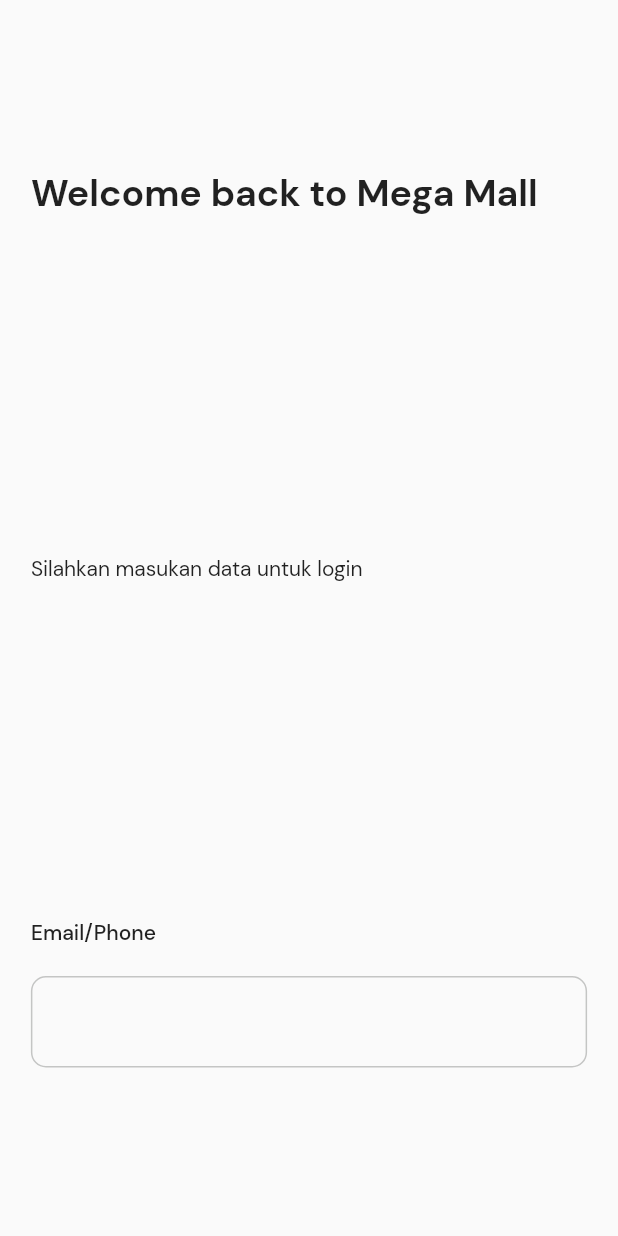
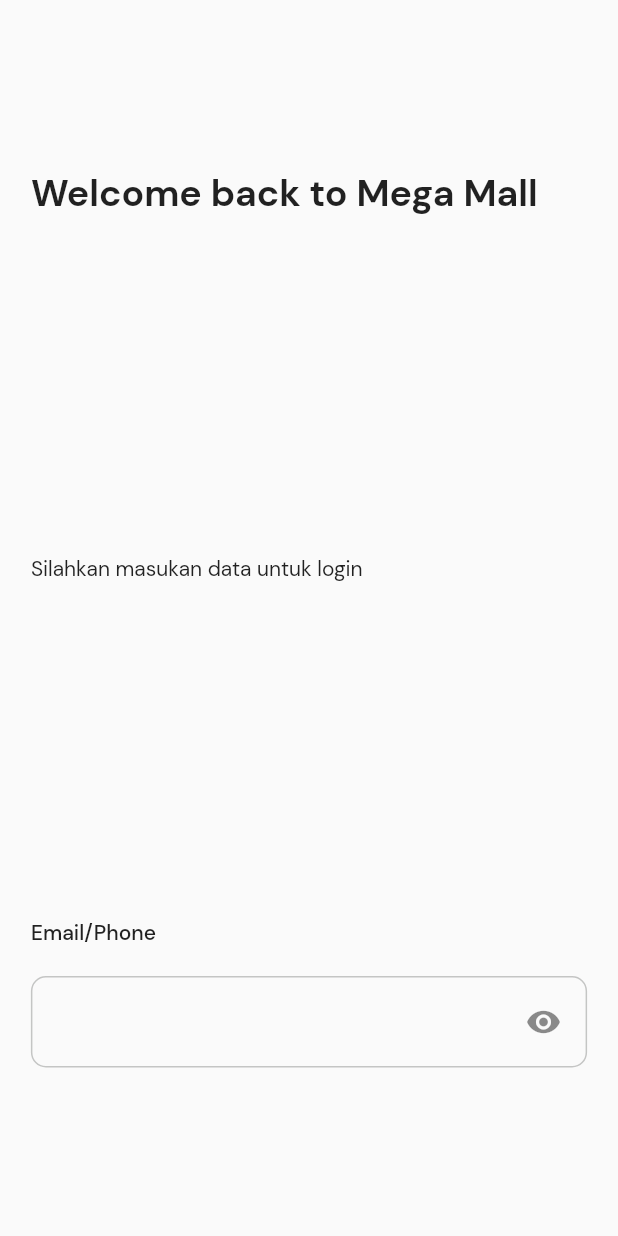
Before and after one commit to imovais/ecommerce_app_assignment, a Flutter app: the screen it shows after launch, on a phone screen of 412 x 824 dp. Run offline on Flutter 3.47's test engine with Material 2 defaults, Android fonts, the phone set to English and light mode, and no system bars.

Commit message:
second commit

```diff
--- a/lib/screens_app/auth/login_screen.dart
+++ b/lib/screens_app/auth/login_screen.dart
@@ -1,5 +1,3 @@
-
-
 import 'package:ecommerce_app_assignment/utlls_app/consts.dart';
 import 'package:flutter/material.dart';
 
@@ -40,7 +38,9 @@
   const TextFieldWidget({
     super.key,
     required this.title,
-    this.controller, this.hint, this.obstext=false,
+    this.controller,
+    this.hint,
+    this.obstext = false,
   });
 
   @override
@@ -59,6 +59,10 @@
           obscureText: obstext,
           controller: controller,
           decoration: InputDecoration(
+              suffixIcon: const Padding(
+                padding: EdgeInsets.only(right: 10),
+                child: Icon(Icons.remove_red_eye),
+              ),
               hintText: hint,
               hintStyle: const TextStyle(
                   fontSize: 14, color: secondaryLGrey, fontFamily: medium),
```
